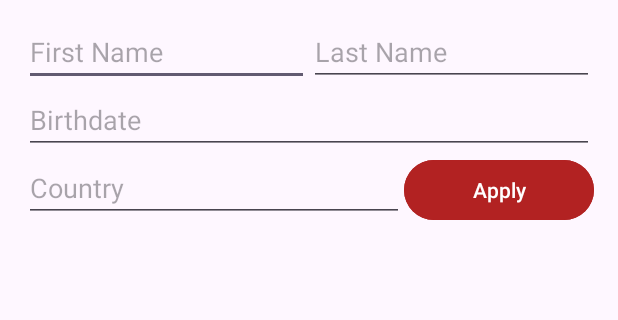
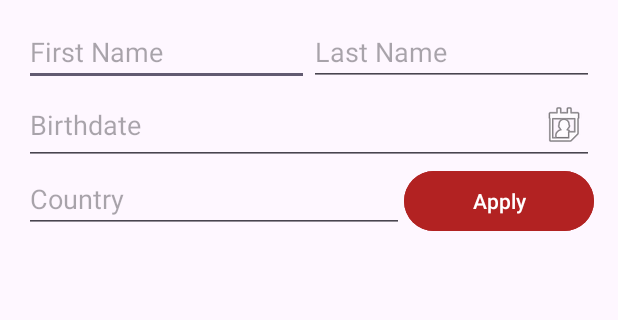
Before and after one commit to RidaSalman/LinearLayout-Android, an Android app: the screen it shows after launch (MainActivity), on a phone screen of 412 x 824 dp, the part 96-416 px from its top. Run offline under Robolectric (Android 15) with nearby library versions, the phone set to English and light mode, and no system bars; libraries missing offline, so code that uses them is left out: com.hbb20.

Commit message:
Linear Layout 2

```diff
--- a/app/build.gradle
+++ b/app/build.gradle
@@ -41,4 +41,8 @@ dependencies {
     testImplementation 'junit:junit:4.13.2'
     androidTestImplementation 'androidx.test.ext:junit:1.1.5'
     androidTestImplementation 'androidx.test.espresso:espresso-core:3.5.1'
+    implementation 'com.hbb20:ccp:2.5.2'
+    implementation 'com.hbb20:ccp:2.5.1'
+
+
 }
--- a/app/src/main/java/com/example/linearlayout/MainActivity.kt
+++ b/app/src/main/java/com/example/linearlayout/MainActivity.kt
@@ -1,11 +1,65 @@
 package com.example.linearlayout
 
+import android.app.DatePickerDialog
+import android.os.Bundle
+import android.widget.ArrayAdapter
+import android.widget.AutoCompleteTextView
+import android.widget.EditText
 import androidx.appcompat.app.AppCompatActivity
-import android.os.Bundle
+import com.hbb20.CountryCodePicker
+import java.util.Calendar
+import java.util.Locale
+
 
 class MainActivity : AppCompatActivity() {
+    private val myCalendar = Calendar.getInstance()
+    private lateinit var datePicker: EditText
+    private lateinit var autoCompleteTextView: AutoCompleteTextView
+
+
+
     override fun onCreate(savedInstanceState: Bundle?) {
         super.onCreate(savedInstanceState)
         setContentView(R.layout.activity_main)
+
+        datePicker = findViewById(R.id.date_picker)
+        datePicker.setOnClickListener {
+            showDatePicker()
+        }
+        autoCompleteTextView = findViewById(R.id.editTextCountry)
+
+        val countryCodes = Locale.getISOCountries()
+        val countryNames = mutableListOf<String>()
+
+        for (countryCode in countryCodes) {
+            val locale = Locale("", countryCode)
+            val countryName = locale.displayCountry
+            countryNames.add(countryName)
+        }
+        val adapter = ArrayAdapter(this, android.R.layout.simple_dropdown_item_1line, countryNames)
+        autoCompleteTextView.setAdapter(adapter)
     }
-}
+    private fun showDatePicker() {
+        val datePickerDialog = DatePickerDialog(
+            this,
+            R.style.DatePickerStyle,
+            { _, year, month, dayOfMonth ->
+                myCalendar.set(Calendar.YEAR, year)
+                myCalendar.set(Calendar.MONTH, month)
+                myCalendar.set(Calendar.DAY_OF_MONTH, dayOfMonth)
+                updateBirthdate()
+            },
+            myCalendar.get(Calendar.YEAR),
+            myCalendar.get(Calendar.MONTH),
+            myCalendar.get(Calendar.DAY_OF_MONTH)
+        )
+
+        datePickerDialog.show()
+    }
+
+    private fun updateBirthdate() {
+        val dateFormat = "dd/MM/yyyy"
+        val sdf = java.text.SimpleDateFormat(dateFormat, Locale.getDefault())
+        datePicker.setText(sdf.format(myCalendar.time))
+    }
+    }
--- a/app/src/main/res/layout/activity_main.xml
+++ b/app/src/main/res/layout/activity_main.xml
@@ -35,8 +35,13 @@
         </LinearLayout>
 
         <EditText
+            android:id="@+id/date_picker"
             android:layout_width="match_parent"
             android:layout_height="wrap_content"
+            android:drawableRight="@android:drawable/ic_menu_my_calendar"
+            android:clickable="false"
+            android:cursorVisible="false"
+            android:focusableInTouchMode="false"
             android:hint="Birthdate" />
 
         <LinearLayout
@@ -44,11 +49,13 @@
             android:layout_height="wrap_content"
             android:orientation="horizontal">
 
-            <EditText
+            <AutoCompleteTextView
+                android:id="@+id/editTextCountry"
                 android:layout_width="0dp"
                 android:layout_height="wrap_content"
                 android:layout_weight="2"
                 android:hint="Country" />
+
 
             <Button
                 android:layout_width="0dp"
--- a/app/src/main/res/values/themes.xml
+++ b/app/src/main/res/values/themes.xml
@@ -7,4 +7,7 @@
     </style>
 
     <style name="Theme.LinearLayout" parent="Base.Theme.LinearLayout" />
+    <style name="DatePickerStyle" parent="Theme.AppCompat.Light.Dialog">
+        <item name="colorAccent">@color/firebrick</item> <!-- Change this line to set the desired color -->
+    </style>
 </resources>
```
